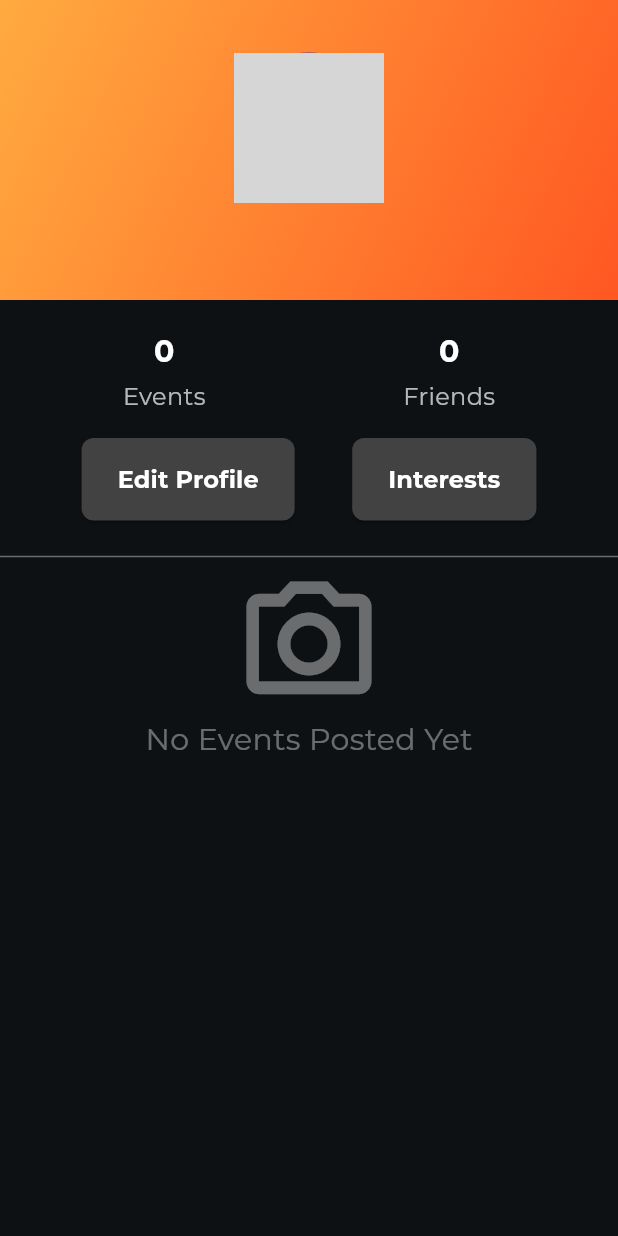
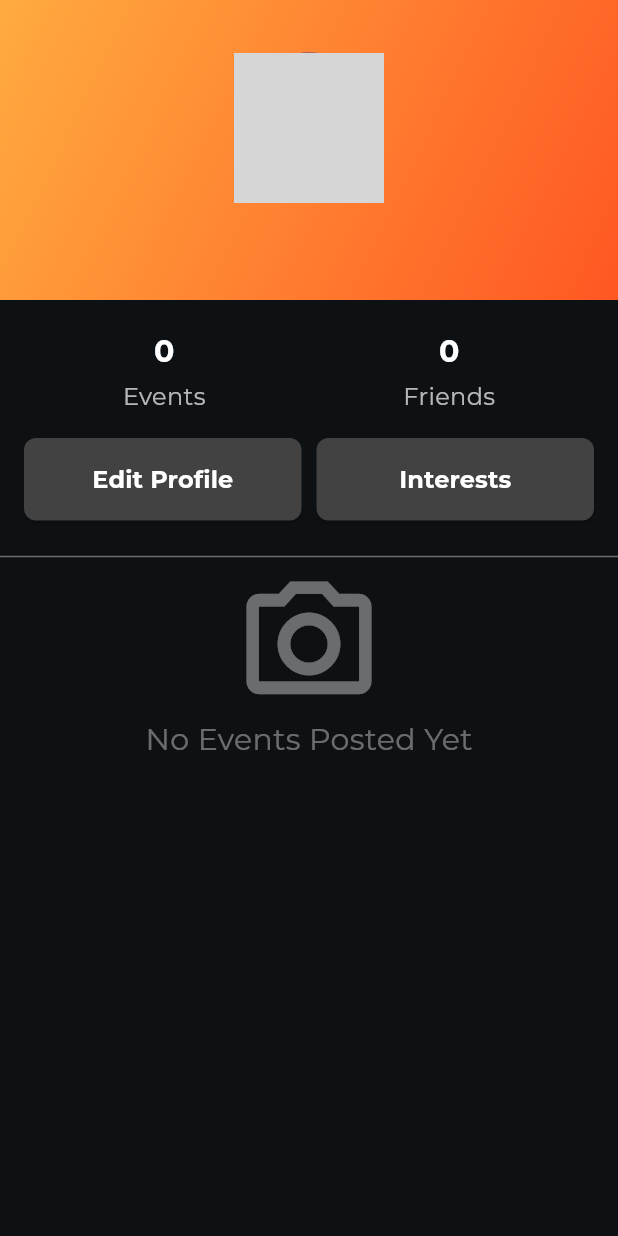
Before and after one commit to PartthK/Purdue-Social-Media-App, a Flutter app: the ProfileScreen screen opened directly with empty values, on a phone screen of 412 x 824 dp. Run offline on Flutter 3.47's test engine with Material 3 defaults, Android fonts, the phone set to English and light mode, and no system bars; our stand-ins replace cloud_firestore, firebase_auth, firebase_core, firebase_messaging, firebase_storage, google_fonts and 4 more; accounts and stored records are empty; network calls fail; grey boxes are pictures that could not be loaded.

Commit message:
latest change

```diff
--- a/lib/interests_screen.dart
+++ b/lib/interests_screen.dart
@@ -47,7 +47,7 @@ class _InterestsScreenState extends State<InterestsScreen> {
       _retryCount += 1;
       await _checkEmailVerification();
 
-      if (_isEmailVerified || _retryCount >= 12) {  // Stop after 60 seconds (12*5 seconds)
+      if (_isEmailVerified) {  // Stop after 60 seconds (12*5 seconds)
         timer.cancel();
       }
     });
--- a/lib/profile_screen.dart
+++ b/lib/profile_screen.dart
@@ -225,21 +225,30 @@ class _ProfileScreenState extends State<ProfileScreen> {
                     mainAxisAlignment: MainAxisAlignment.spaceEvenly,
                     children: [
                       if (currentUser?.email == widget.userId)
-                        _buildProfileButton('Edit Profile', () {
+                        Expanded(
+                          child: _buildProfileButton('Edit Profile', () {
                             // Handle Edit Profile action
                           }),
-                      _buildProfileButton('Interests', () {
+                        ),
+                      if (currentUser?.email == widget.userId)
+                        SizedBox(width: 10),  // Add spacing between buttons
+                      Expanded(
+                        child: _buildProfileButton('Interests', () {
                           // Handle Interests action
                         }),
+                      ),
                       if (currentUser?.email != widget.userId) // Only show if not own profile
-                        ElevatedButton(
+                        SizedBox(width: 10),  // Add spacing between buttons
+                      if (currentUser?.email != widget.userId)
+                        Expanded(
+                          child: ElevatedButton(
                             onPressed: buttonText == 'Send Friend Request' || buttonText == 'Sent Request'
                                 ? () async {
                               await sendFriendRequest(widget.userId);
                             }
                                 : null,
                             style: ElevatedButton.styleFrom(
-                            backgroundColor: Colors.orangeAccent,
+                              backgroundColor: buttonText == 'Sent Request' ? Colors.grey : Colors.orangeAccent,
                               shape: RoundedRectangleBorder(
                                 borderRadius: BorderRadius.circular(8.0),
                               ),
@@ -251,6 +260,7 @@ class _ProfileScreenState extends State<ProfileScreen> {
                                 fontSize: 16.0,
                                 fontWeight: FontWeight.bold,
                                 color: Colors.white,
+                              ),
                             ),
                           ),
                         ),
```
Lines whose indentation alone changed are shown as unchanged.
